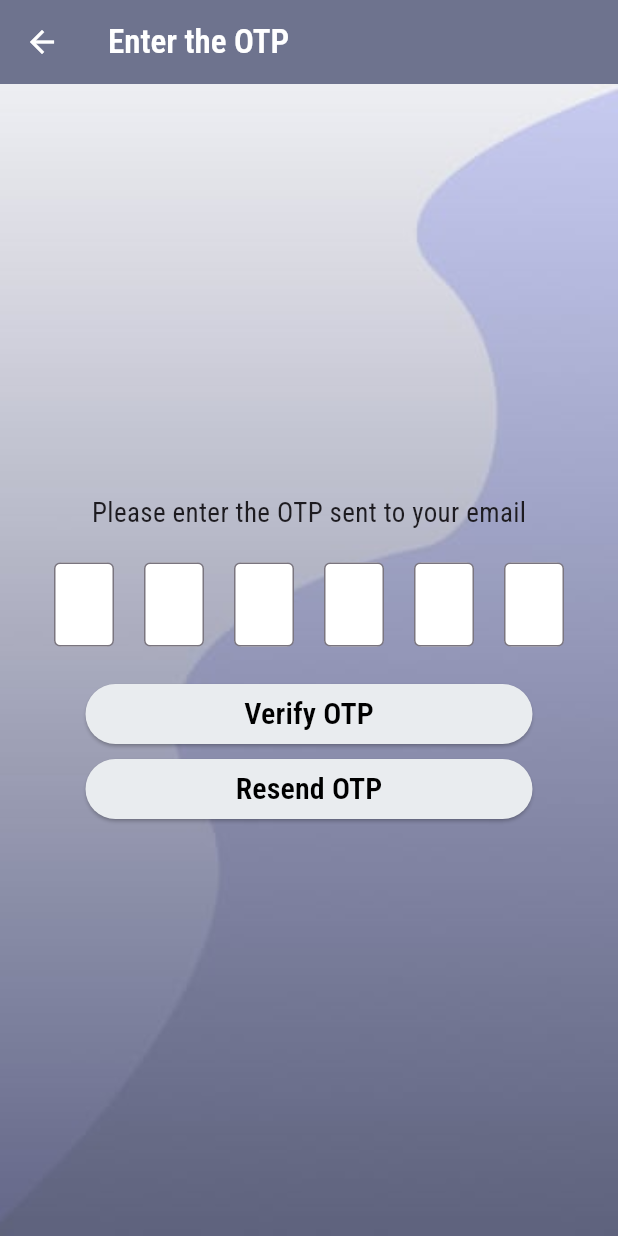
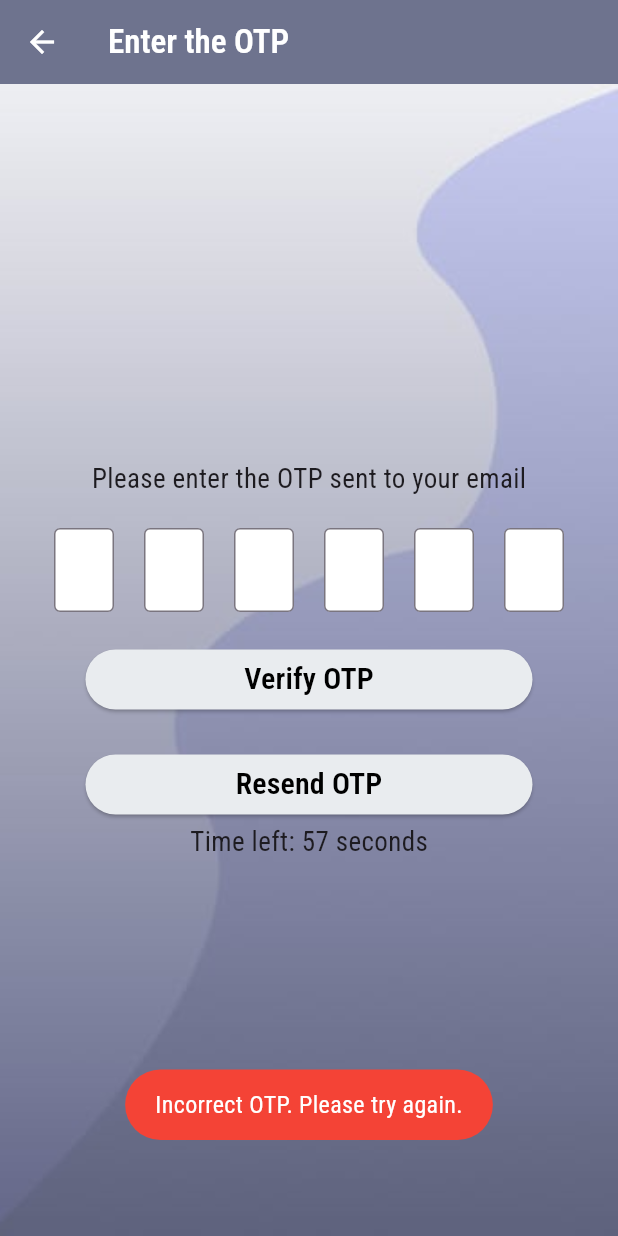
Before and after one commit to WenDEVLIFE/Flutter_QR_Attendace_System, a Flutter app: the OTPScreen screen opened directly with empty values, after a tap on "Verify OTP", on a phone screen of 412 x 824 dp. Run offline on Flutter 3.47's test engine with Material 3 defaults, Android fonts, the phone set to English and light mode, and no system bars; our stand-ins replace cloud_firestore, curved_navigation_bar, firebase_core, flutter_speed_dial, fluttertoast, font_awesome_flutter and 2 more; missing offline and left inert: bcrypt, mailer, qr_code_scanner; accounts and stored records are empty.

Commit message:
Separated the component and the Screens

```diff
--- /dev/null
+++ b/lib/Component/OTPField.dart
@@ -0,0 +1,66 @@
+import 'package:flutter/cupertino.dart';
+import 'package:flutter/material.dart';
+import 'package:fluttertoast/fluttertoast.dart';
+import 'package:go_router/go_router.dart';
+
+import '../DatabaseController/InsertStudent.dart';
+
+class OTPField extends StatelessWidget {
+  final List<TextEditingController> controllers;
+
+  OTPField({required this.controllers});
+
+  @override
+  Widget build(BuildContext context) {
+    return Row(
+      mainAxisAlignment: MainAxisAlignment.spaceEvenly,
+      children: List.generate(6, (index) {
+        return _buildOTPField(context, index);
+      }),
+    );
+  }
+
+  Widget _buildOTPField(BuildContext context, int index) {
+    return Container(
+      decoration: BoxDecoration(
+        color: Colors.white,
+        borderRadius: BorderRadius.circular(5),
+      ),
+      width: 40,
+      child: TextField(
+        controller: controllers[index],
+        keyboardType: TextInputType.number,
+        textAlign: TextAlign.center,
+        maxLength: 1,
+        decoration: const InputDecoration(
+          counterText: '',
+          border: OutlineInputBorder(),
+        ),
+        onChanged: (value) {
+          if (value.length == 1 && index < 5) {
+            FocusScope.of(context).nextFocus();
+          }
+        },
+      ),
+    );
+  }
+
+  void OTPVerification(int otp, BuildContext context, Map<String, dynamic> extra) {
+    String enteredOTP = controllers.map((controller) => controller.text).join();
+    if (enteredOTP == otp.toString()) {
+      print('OTP is correct');
+      InsertStudent(extra: extra).InsertFirebase();
+      context.go('/Loginpage');
+    } else {
+      Fluttertoast.showToast(
+          msg: 'Incorrect OTP. Please try again.',
+          toastLength: Toast.LENGTH_SHORT,
+          gravity: ToastGravity.BOTTOM,
+          timeInSecForIosWeb: 1,
+          backgroundColor: Colors.red,
+          textColor: Colors.white,
+          fontSize: 16.0
+      );
+    }
+  }
+}
--- a/lib/Screens/LoginPage.dart
+++ b/lib/Screens/LoginPage.dart
@@ -1,7 +1,6 @@
 import 'package:flutter/material.dart';
 import 'package:go_router/go_router.dart';
 
-import '../NavigationMenu/MainController.dart';
 
 class LoginPage extends StatefulWidget {
   const LoginPage({super.key});
--- a/lib/Screens/OTPScreen.dart
+++ b/lib/Screens/OTPScreen.dart
@@ -1,27 +1,42 @@
+import 'dart:async';
 import 'package:attendance_qr_system/DatabaseController/InsertStudent.dart';
 import 'package:attendance_qr_system/EmailAPI/YahooAPI.dart';
 import 'package:flutter/material.dart';
+import 'package:fluttertoast/fluttertoast.dart';
 import 'package:go_router/go_router.dart';
 
+import '../Component/OTPField.dart'; // Import the OTPField class
+
 class OTPScreen extends StatefulWidget {
-
   final Map<String, dynamic> extra;
 
   const OTPScreen({super.key, required this.extra});
   @override
   _OTPScreenState createState() => _OTPScreenState();
 }
+
 class _OTPScreenState extends State<OTPScreen> {
-
   bool _isLoading = false;
   int otp = 0;
+  int time = 60;
+  Timer? _timer;
+  final List<TextEditingController> _controllers = List.generate(6, (index) => TextEditingController());
 
   @override
   void initState() {
     super.initState();
     GenerateOTP();
+    startTimer();
   }
 
+  @override
+  void dispose() {
+    _timer?.cancel();
+    for (var controller in _controllers) {
+      controller.dispose();
+    }
+    super.dispose();
+  }
 
   void _setLoading(bool isLoading) {
     setState(() {
@@ -34,10 +49,20 @@ class _OTPScreenState extends State<OTPScreen> {
     int min = 100000;
     int max = 999999;
     otp = min + (DateTime.now().millisecond % (max - min));
-     YahooMail().sendEmail(otp, widget.extra['email'] ,_setLoading );
+    YahooMail().sendEmail(otp, widget.extra['email'], _setLoading);
   }
 
-  final List<TextEditingController> _controllers = List.generate(6, (index) => TextEditingController());
+  void startTimer() {
+    _timer = Timer.periodic(const Duration(seconds: 1), (timer) {
+      if (time > 0) {
+        setState(() {
+          time--;
+        });
+      } else {
+        timer.cancel();
+      }
+    });
+  }
 
   @override
   Widget build(BuildContext context) {
@@ -46,7 +71,7 @@ class _OTPScreenState extends State<OTPScreen> {
         // Prevent going back to the main page
         return false;
       },
-     child:Scaffold(
+      child: Scaffold(
         appBar: AppBar(
           title: const Text(
             'Enter the OTP',
@@ -60,14 +85,13 @@ class _OTPScreenState extends State<OTPScreen> {
             icon: const Icon(Icons.arrow_back, color: Colors.white),
             onPressed: () {
               print('Back button clicked');
-                VerifyOTP();
-
+              Navigator.pop(context);
             },
           ),
           automaticallyImplyLeading: false,
           backgroundColor: const Color(0xFF6E738E),
         ),
-          body:Container(
+        body: Container(
           decoration: const BoxDecoration(
             image: DecorationImage(
               image: AssetImage('Assets/bg1.jpg'),
@@ -83,14 +107,9 @@ class _OTPScreenState extends State<OTPScreen> {
                   'Please enter the OTP sent to your email',
                   style: TextStyle(fontSize: 18),
                 ),
-                  SizedBox(height: 20),
-                  Row(
-                    mainAxisAlignment: MainAxisAlignment.spaceEvenly,
-                    children: List.generate(6, (index) {
-                      return _buildOTPField(index);
-                    }),
-                  ),
-                  SizedBox(height: 20),
+                const SizedBox(height: 20),
+                OTPField(controllers: _controllers), // Pass the controllers to OTPField
+                const SizedBox(height: 20),
                 Container(
                   width: 300, // Adjust the width as needed
                   decoration: BoxDecoration(
@@ -103,9 +122,8 @@ class _OTPScreenState extends State<OTPScreen> {
                     height: 100, // Adjust the height as needed
                     child: ElevatedButton(
                       onPressed: () {
-                          String otp = _controllers.map((controller) => controller.text).join();
                         print('Entered OTP: $otp');
-                          VerifyOTP();
+                        OTPField(controllers: _controllers).OTPVerification(otp, context, widget.extra);
                       },
                       style: ElevatedButton.styleFrom(
                         backgroundColor: const Color(0xFFE9ECEF), // Background color of the button
@@ -116,13 +134,12 @@ class _OTPScreenState extends State<OTPScreen> {
                               color: Colors.black,
                               fontFamily: 'Roboto',
                               fontWeight: FontWeight.w600
-
                           )
                       ),
                     ),
                   ),
                 ),
-
+                const SizedBox(height: 20),
                 Container(
                   width: 300, // Adjust the width as needed
                   decoration: BoxDecoration(
@@ -136,6 +153,10 @@ class _OTPScreenState extends State<OTPScreen> {
                     child: ElevatedButton(
                       onPressed: () {
                         GenerateOTP();
+                        setState(() {
+                          time = 60;
+                        });
+                        startTimer();
                       },
                       style: ElevatedButton.styleFrom(
                         backgroundColor: const Color(0xFFE9ECEF), // Background color of the button
@@ -146,11 +167,14 @@ class _OTPScreenState extends State<OTPScreen> {
                               color: Colors.black,
                               fontFamily: 'Roboto',
                               fontWeight: FontWeight.w600
-
                           )
                       ),
                     ),
                   ),
+                ),
+                Text(
+                  'Time left: $time seconds',
+                  style: const TextStyle(fontSize: 18),
                 ),
               ],
             ),
@@ -160,40 +184,20 @@ class _OTPScreenState extends State<OTPScreen> {
     );
   }
 
-  Widget _buildOTPField(int index) {
-    return Container(decoration:
-      BoxDecoration(
-        color: Colors.white,
-        borderRadius: BorderRadius.circular(5),
-      ),
-      width: 40,
-      child: TextField(
-        controller: _controllers[index],
-        keyboardType: TextInputType.number,
-        textAlign: TextAlign.center,
-        maxLength: 1,
-        decoration: const InputDecoration(
-          counterText: '',
-          border: OutlineInputBorder(),
-        ),
-        onChanged: (value) {
-          if (value.length == 1 && index < 5) {
-            FocusScope.of(context).nextFocus();
-          }
-        },
-      ),
+  void VerifyOTP() {
+    if (time == 0) {
+      GenerateOTP();
+      startTimer();
+    } else {
+      Fluttertoast.showToast(
+          msg: 'Please wait for the timer to finish',
+          toastLength: Toast.LENGTH_SHORT,
+          gravity: ToastGravity.BOTTOM,
+          timeInSecForIosWeb: 1,
+          backgroundColor: Colors.red,
+          textColor: Colors.white,
+          fontSize: 16.0
       );
-  }
-
-  void VerifyOTP() {
-    String enteredOTP = _controllers.map((controller) => controller.text).join();
-    if (enteredOTP == otp.toString()) {
-      print('OTP is correct');
-      InsertStudent(extra: widget.extra).InsertFirebase();
-      context.go('/Loginpage');
-    } else {
-      print('OTP is incorrect');
-
     }
   }
 }
--- a/lib/Screens/ShowProfile.dart
+++ b/lib/Screens/ShowProfile.dart
@@ -1,5 +1,6 @@
 import 'package:flutter/material.dart';
-import '../NavigationMenu/MainController.dart';
+
+import '../Component/MainController.dart';
 
 class ShowProfile {
   final BuildContext context;
--- a/lib/main.dart
+++ b/lib/main.dart
@@ -8,7 +8,7 @@ import 'package:attendance_qr_system/Screens/QrScanner.dart';
 import 'package:attendance_qr_system/Screens/SignUpPage.dart';
 import 'package:attendance_qr_system/Screens/UserScreen.dart';
 import 'package:attendance_qr_system/Screens/LoginPage.dart';
-import 'package:attendance_qr_system/NavigationMenu/MainController.dart';
+import 'package:attendance_qr_system/Component/MainController.dart';
 import 'package:firebase_core/firebase_core.dart';
 import 'package:fluttertoast/fluttertoast.dart';
 
```
Also changed, not shown: lib/DatabaseController/InsertStudent.dart (+27 -2 lines), lib/Component/MainController.dart (renamed from lib/NavigationMenu/MainController.dart). Lines whose indentation alone changed are shown as unchanged.
